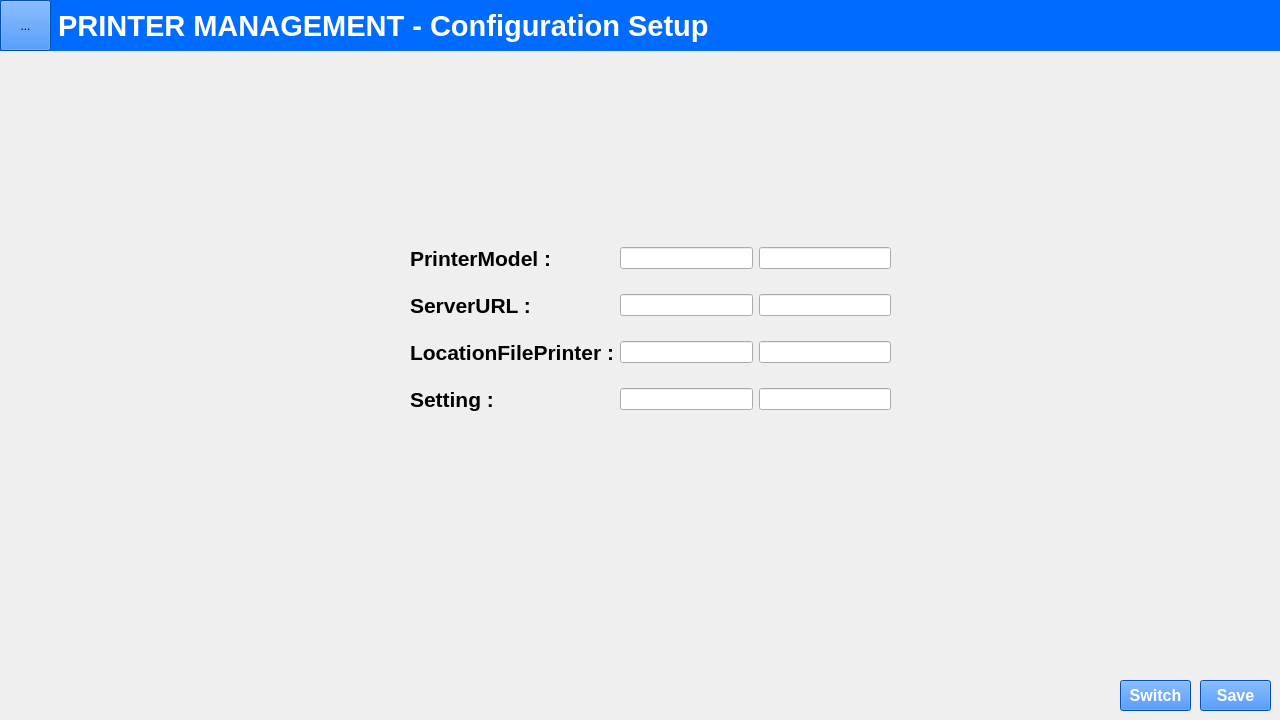
Qt form Designer/configuration.ui (ParintonPrarom-148/Printer_Management_Program_For_Automated_Gate_System) before a commit.
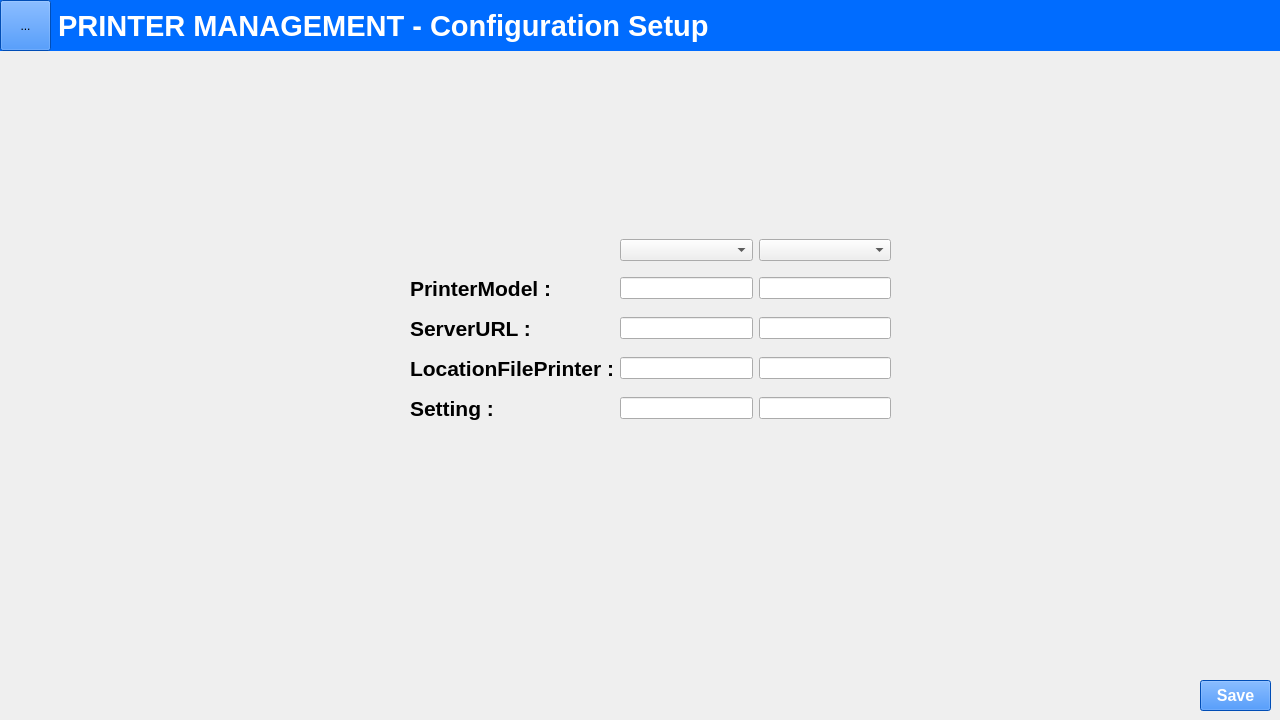
The same form after that commit. Icons and pictures are not drawn.

```diff
--- a/Designer/configuration.ui
+++ b/Designer/configuration.ui
@@ -97,55 +97,7 @@
     </rect>
    </property>
    <layout class="QGridLayout" name="gridLayout_2">
-    <item row="3" column="0">
-     <widget class="QLabel" name="lbSetting">
-      <property name="font">
-       <font>
-        <family>Arial</family>
-        <pointsize>16</pointsize>
-        <weight>75</weight>
-        <bold>true</bold>
-       </font>
-      </property>
-      <property name="text">
-       <string>Setting :</string>
-      </property>
-     </widget>
-    </item>
-    <item row="3" column="2">
-     <widget class="QLineEdit" name="textSetting2">
-      <property name="font">
-       <font>
-        <family>Arial</family>
-       </font>
-      </property>
-     </widget>
-    </item>
-    <item row="3" column="1">
-     <widget class="QLineEdit" name="textSetting1">
-      <property name="font">
-       <font>
-        <family>Arial</family>
-       </font>
-      </property>
-     </widget>
-    </item>
-    <item row="0" column="0">
-     <widget class="QLabel" name="lbPrinterModel">
-      <property name="font">
-       <font>
-        <family>Arial</family>
-        <pointsize>16</pointsize>
-        <weight>75</weight>
-        <bold>true</bold>
-       </font>
-      </property>
-      <property name="text">
-       <string>PrinterModel :</string>
-      </property>
-     </widget>
-    </item>
-    <item row="0" column="1">
+    <item row="1" column="1">
      <widget class="QLineEdit" name="textPrinterModel1">
       <property name="font">
        <font>
@@ -154,40 +106,7 @@
       </property>
      </widget>
     </item>
-    <item row="1" column="0">
-     <widget class="QLabel" name="lbServerURL">
-      <property name="font">
-       <font>
-        <family>Arial</family>
-        <pointsize>16</pointsize>
-        <weight>75</weight>
-        <bold>true</bold>
-       </font>
-      </property>
-      <property name="text">
-       <string>ServerURL :</string>
-      </property>
-     </widget>
-    </item>
     <item row="1" column="2">
-     <widget class="QLineEdit" name="textServerURL2">
-      <property name="font">
-       <font>
-        <family>Arial</family>
-       </font>
-      </property>
-     </widget>
-    </item>
-    <item row="1" column="1">
-     <widget class="QLineEdit" name="textServerURL1">
-      <property name="font">
-       <font>
-        <family>Arial</family>
-       </font>
-      </property>
-     </widget>
-    </item>
-    <item row="0" column="2">
      <widget class="QLineEdit" name="textPrinterModel2">
       <property name="font">
        <font>
@@ -197,6 +116,30 @@
      </widget>
     </item>
     <item row="2" column="0">
+     <widget class="QLabel" name="lbServerURL">
+      <property name="font">
+       <font>
+        <family>Arial</family>
+        <pointsize>16</pointsize>
+        <weight>75</weight>
+        <bold>true</bold>
+       </font>
+      </property>
+      <property name="text">
+       <string>ServerURL :</string>
+      </property>
+     </widget>
+    </item>
+    <item row="2" column="1">
+     <widget class="QLineEdit" name="textServerURL1">
+      <property name="font">
+       <font>
+        <family>Arial</family>
+       </font>
+      </property>
+     </widget>
+    </item>
+    <item row="3" column="0">
      <widget class="QLabel" name="lbLocationFilePrinter">
       <property name="font">
        <font>
@@ -211,16 +154,25 @@
       </property>
      </widget>
     </item>
-    <item row="2" column="1">
-     <widget class="QLineEdit" name="textLocationFilePrinter1">
-      <property name="font">
-       <font>
-        <family>Arial</family>
-       </font>
-      </property>
-     </widget>
-    </item>
     <item row="2" column="2">
+     <widget class="QLineEdit" name="textServerURL2">
+      <property name="font">
+       <font>
+        <family>Arial</family>
+       </font>
+      </property>
+     </widget>
+    </item>
+    <item row="3" column="1">
+     <widget class="QLineEdit" name="textLocationFilePrinter1">
+      <property name="font">
+       <font>
+        <family>Arial</family>
+       </font>
+      </property>
+     </widget>
+    </item>
+    <item row="3" column="2">
      <widget class="QLineEdit" name="textLocationFilePrinter2">
       <property name="font">
        <font>
@@ -229,6 +181,60 @@
       </property>
      </widget>
     </item>
+    <item row="4" column="0">
+     <widget class="QLabel" name="lbSetting">
+      <property name="font">
+       <font>
+        <family>Arial</family>
+        <pointsize>16</pointsize>
+        <weight>75</weight>
+        <bold>true</bold>
+       </font>
+      </property>
+      <property name="text">
+       <string>Setting :</string>
+      </property>
+     </widget>
+    </item>
+    <item row="4" column="2">
+     <widget class="QLineEdit" name="textSetting2">
+      <property name="font">
+       <font>
+        <family>Arial</family>
+       </font>
+      </property>
+     </widget>
+    </item>
+    <item row="1" column="0">
+     <widget class="QLabel" name="lbPrinterModel">
+      <property name="font">
+       <font>
+        <family>Arial</family>
+        <pointsize>16</pointsize>
+        <weight>75</weight>
+        <bold>true</bold>
+       </font>
+      </property>
+      <property name="text">
+       <string>PrinterModel :</string>
+      </property>
+     </widget>
+    </item>
+    <item row="4" column="1">
+     <widget class="QLineEdit" name="textSetting1">
+      <property name="font">
+       <font>
+        <family>Arial</family>
+       </font>
+      </property>
+     </widget>
+    </item>
+    <item row="0" column="1">
+     <widget class="QComboBox" name="cbPrinterModel1"/>
+    </item>
+    <item row="0" column="2">
+     <widget class="QComboBox" name="cbPrinterModel2"/>
+    </item>
    </layout>
   </widget>
   <widget class="QPushButton" name="btnSaveConfigurationSetup">
@@ -256,31 +262,6 @@
     <string>Save</string>
    </property>
   </widget>
-  <widget class="QPushButton" name="btnSwitchSetting">
-   <property name="geometry">
-    <rect>
-     <x>1120</x>
-     <y>680</y>
-     <width>71</width>
-     <height>31</height>
-    </rect>
-   </property>
-   <property name="font">
-    <font>
-     <family>Arial</family>
-     <pointsize>12</pointsize>
-     <weight>75</weight>
-     <bold>true</bold>
-    </font>
-   </property>
-   <property name="styleSheet">
-    <string notr="true">background-color: #006CFF;
-color:white;</string>
-   </property>
-   <property name="text">
-    <string>Switch</string>
-   </property>
-  </widget>
  </widget>
  <resources/>
  <connections/>
```
